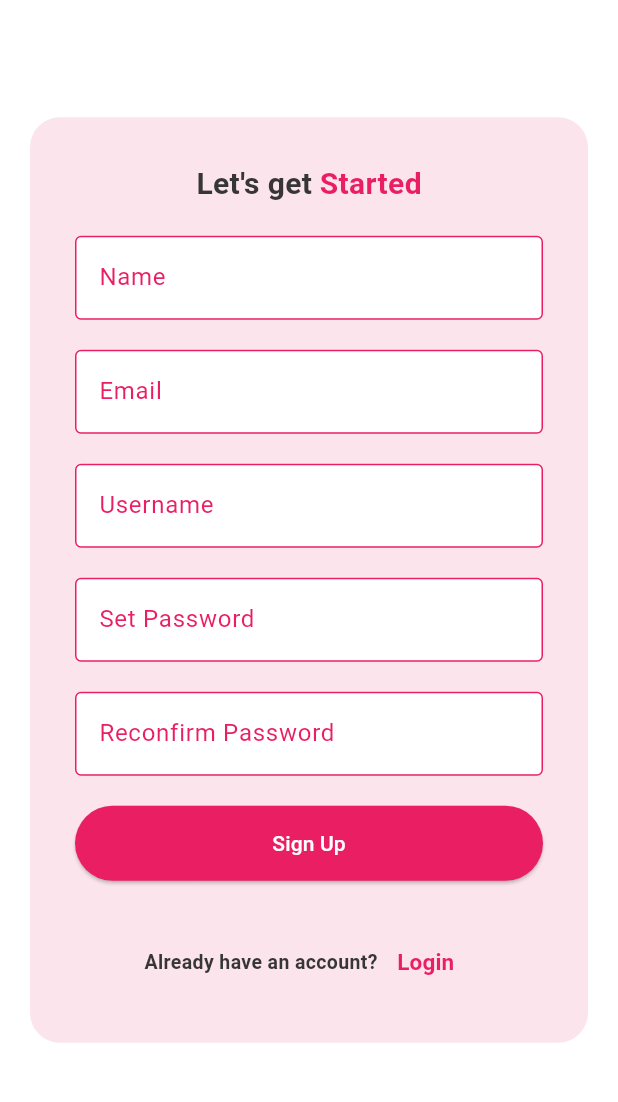
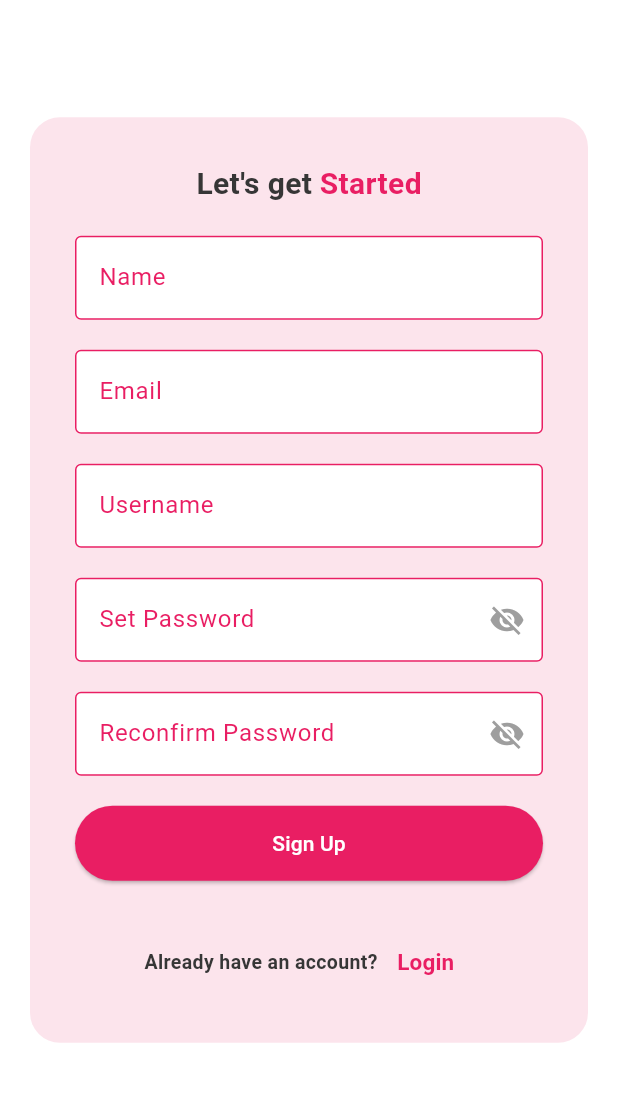
Before and after one commit to pxxpassi/allurelle_test_2, a Flutter app: the screen it shows after launch, after a tap on "Login", after a tap on "Sign up", on a phone screen of 412 x 824 dp, the part 80-1182 px from its top. Run offline on Flutter 3.47's test engine with Material 3 defaults, Android fonts, the light colour scheme and no system bars; our stand-ins replace camera, cloud_firestore, firebase_auth, firebase_core, firebase_messaging, firebase_storage and 2 more; accounts and stored records are empty; network calls fail.

Commit message:
22nd feb 2025

```diff
--- a/lib/profile_page.dart
+++ b/lib/profile_page.dart
@@ -445,7 +445,7 @@ class _ProfilePageState extends State<ProfilePage> {
         onTap: (index) {
           switch (index) {
             case 0:
-              Navigator.pushNamed(context, '/homepage');
+              Navigator.pushReplacementNamed(context, '/homepage');
               break;
             case 1:
               ScaffoldMessenger.of(context).showSnackBar(
@@ -456,7 +456,7 @@ class _ProfilePageState extends State<ProfilePage> {
               Navigator.pushReplacementNamed(context, '/camera');
               break;
             case 3:
-              Navigator.pushNamed(context, '/skinquiz');
+              Navigator.pushReplacementNamed(context, '/skinquiz');
               break;
             case 4:
               Navigator.pushReplacementNamed(context, '/profile');
--- a/lib/user_auth/login_page.dart
+++ b/lib/user_auth/login_page.dart
@@ -14,6 +14,7 @@ class _LoginPageState extends State<LoginPage> {
   final TextEditingController passwordController = TextEditingController();
 
   String? errorMessage;
+  bool _isObscure = true;
 
   Future<void> _login() async {
     try {
@@ -144,21 +145,32 @@ class _LoginPageState extends State<LoginPage> {
                       const SizedBox(height: 20),
                       TextField(
                         controller: passwordController,
-                        obscureText: true,
-                        decoration: const InputDecoration(
+                        obscureText: _isObscure,
+                        decoration: InputDecoration(
                           labelText: 'Password',
-                          labelStyle: TextStyle(color: Colors.pink),
-                          border: OutlineInputBorder(
+                          labelStyle: const TextStyle(color: Colors.pink),
+                          border: const OutlineInputBorder(
                             borderSide: BorderSide(color: Colors.pink),
                           ),
-                          enabledBorder: OutlineInputBorder(
+                          enabledBorder: const OutlineInputBorder(
                             borderSide: BorderSide(color: Colors.pink),
                           ),
-                          focusedBorder: OutlineInputBorder(
+                          focusedBorder: const OutlineInputBorder(
                             borderSide: BorderSide(color: Colors.pink, width: 2.0),
                           ),
                           filled: true,
                           fillColor: Colors.white,
+                          suffixIcon: GestureDetector(
+                            onTap: () {
+                              setState(() {
+                                _isObscure = !_isObscure;
+                              });
+                            },
+                            child: Icon(
+                              _isObscure ? Icons.visibility_off : Icons.visibility,
+                              color: Colors.grey,
+                            ),
+                          ),
                         ),
                       ),
                       const SizedBox(height: 20),
--- a/lib/user_auth/signup_page.dart
+++ b/lib/user_auth/signup_page.dart
@@ -21,6 +21,7 @@ class _SignUpPageState extends State<SignUpPage> {
   final TextEditingController reconfirmPasswordController = TextEditingController();
 
   String? errorMessage;
+  bool _isObscure = true;
 
   @override
   void dispose() {
@@ -74,10 +75,16 @@ class _SignUpPageState extends State<SignUpPage> {
         _navigateToLogin();
       }); // Navigate to home page after successful signup
     } on FirebaseAuthException catch (e) {
-      setState(() {
-        errorMessage = e.message;
-      });
-      print('FirebaseAuthException: ${e.message}');
+      if (e.code == 'email-already-in-use') {
+        setState(() {
+          errorMessage = "The email address is already in use.";
+        });
+      } else {
+        setState(() {
+          errorMessage = e.message;
+        });
+        print('FirebaseAuthException: ${e.message}');
+      }
     } catch (e) {
       setState(() {
         errorMessage = "An unexpected error occurred.";
@@ -207,41 +214,63 @@ class _SignUpPageState extends State<SignUpPage> {
                       const SizedBox(height: 20),
                       TextField(
                         controller: passwordController,
-                        obscureText: true,
-                        decoration: const InputDecoration(
+                        obscureText: _isObscure,
+                        decoration: InputDecoration(
                           labelText: 'Set Password',
-                          labelStyle: TextStyle(color: Colors.pink),
-                          border: OutlineInputBorder(
+                          labelStyle: const TextStyle(color: Colors.pink),
+                          border: const OutlineInputBorder(
                             borderSide: BorderSide(color: Colors.pink),
                           ),
-                          enabledBorder: OutlineInputBorder(
+                          enabledBorder: const OutlineInputBorder(
                             borderSide: BorderSide(color: Colors.pink),
                           ),
-                          focusedBorder: OutlineInputBorder(
+                          focusedBorder: const OutlineInputBorder(
                             borderSide: BorderSide(color: Colors.pink, width: 2.0),
                           ),
                           filled: true,
                           fillColor: Colors.white,
+                          suffixIcon: GestureDetector(
+                            onTap: () {
+                              setState(() {
+                                _isObscure = !_isObscure;
+                              });
+                            },
+                            child: Icon(
+                              _isObscure ? Icons.visibility_off : Icons.visibility,
+                              color: Colors.grey,
+                            ),
+                          ),
                         ),
                       ),
                       const SizedBox(height: 20),
                       TextField(
                         controller: reconfirmPasswordController,
-                        obscureText: true,
-                        decoration: const InputDecoration(
+                        obscureText: _isObscure,
+                        decoration: InputDecoration(
                           labelText: 'Reconfirm Password',
-                          labelStyle: TextStyle(color: Colors.pink),
-                          border: OutlineInputBorder(
+                          labelStyle: const TextStyle(color: Colors.pink),
+                          border: const OutlineInputBorder(
                             borderSide: BorderSide(color: Colors.pink),
                           ),
-                          enabledBorder: OutlineInputBorder(
+                          enabledBorder: const OutlineInputBorder(
                             borderSide: BorderSide(color: Colors.pink),
                           ),
-                          focusedBorder: OutlineInputBorder(
+                          focusedBorder: const OutlineInputBorder(
                             borderSide: BorderSide(color: Colors.pink, width: 2.0),
                           ),
                           filled: true,
                           fillColor: Colors.white,
+                          suffixIcon: GestureDetector(
+                            onTap: () {
+                              setState(() {
+                                _isObscure = !_isObscure;
+                              });
+                            },
+                            child: Icon(
+                              _isObscure ? Icons.visibility_off : Icons.visibility,
+                              color: Colors.grey,
+                            ),
+                          ),
                         ),
                       ),
                       const SizedBox(height: 20),
@@ -258,8 +287,8 @@ class _SignUpPageState extends State<SignUpPage> {
                       if (errorMessage != null)
                         Text(
                           errorMessage!,
-                          style: const TextStyle(color: Colors.red),
-                        ), // Display error messages
+                          style: TextStyle(color: Colors.red),
+                        ),
                       const SizedBox(height: 10),
                       Row(
                         mainAxisAlignment: MainAxisAlignment.center,
--- a/pubspec.yaml
+++ b/pubspec.yaml
@@ -19,6 +19,7 @@ dependencies:
   permission_handler: ^11.2.1
   image_picker: ^1.1.2
   firebase_messaging: ^15.2.1
+  firebase_app_check: ^0.3.2+2
 
 dev_dependencies:
   flutter_test:
```
Also changed, not shown: lib/camera_page.dart (+28 -4 lines), lib/home_page.dart (+7 -3 lines), lib/image_preview_page.dart (+25 -9 lines), lib/skinquiz_page.dart (+4 -4 lines), pubspec.lock, 3 other files.
